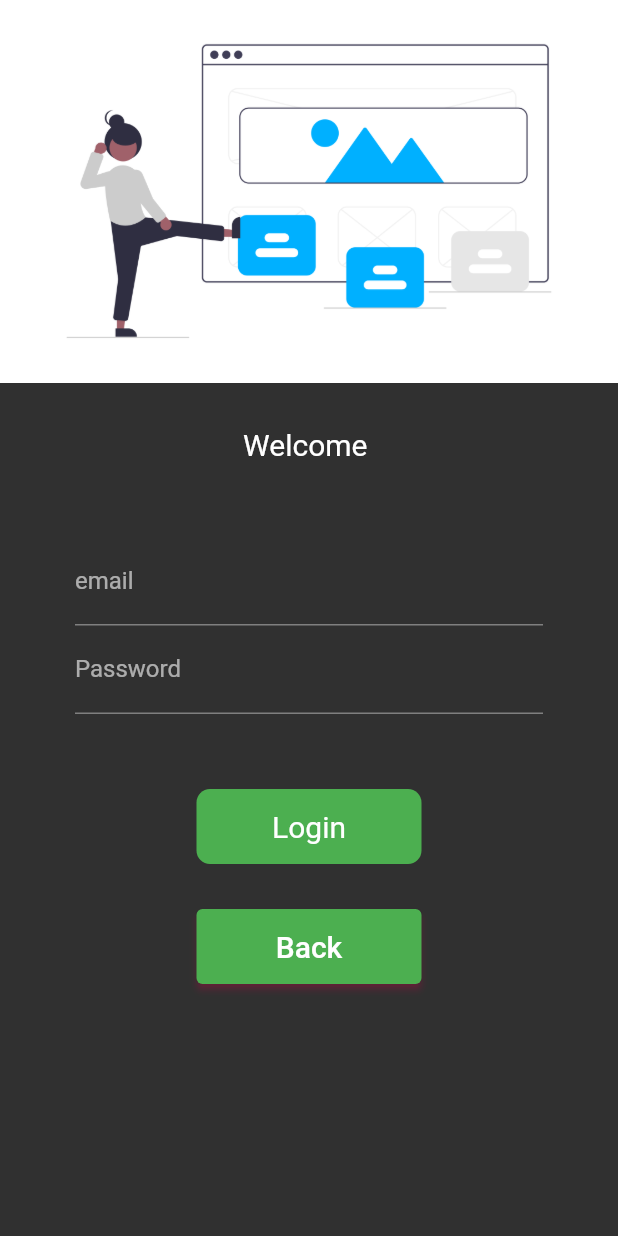
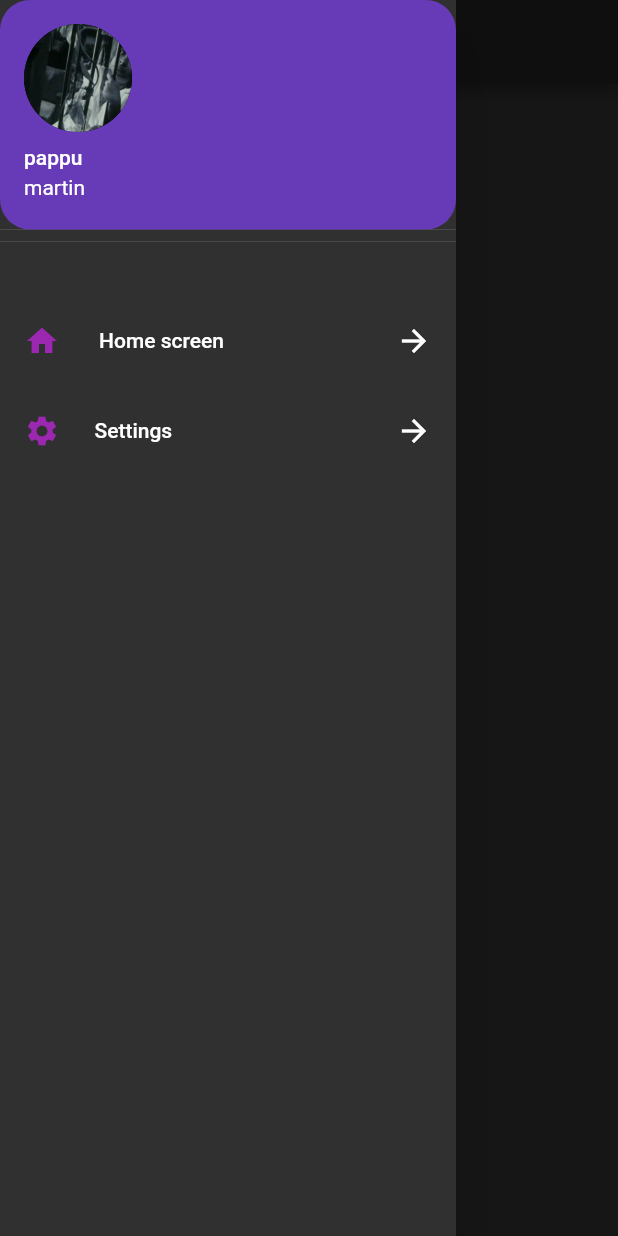
Before and after one commit to gaurav977bro/FlutterCatalogApp, a Flutter app: the screen it shows after launch, with the side drawer open (before the commit the screen has no drawer), on a phone screen of 412 x 824 dp. Run offline on Flutter 3.47's test engine with Material 2 defaults, Android fonts, the phone set to English and light mode, and no system bars.

Commit message:
drawer addition

```diff
--- a/myapp/lib/main.dart
+++ b/myapp/lib/main.dart
@@ -1,5 +1,5 @@
 import "package:flutter/material.dart";
-import "screens/StartPage.dart";
+
 import "screens/HomePage.dart";
 import "screens/LoginPage.dart";
 
@@ -13,11 +13,11 @@ class MyApp extends StatelessWidget {
   @override
   Widget build(BuildContext context) {
     return MaterialApp(
-        theme:
-            ThemeData(primarySwatch: Colors.green, brightness: Brightness.dark),
-        initialRoute: "/loginPage",
+        theme: ThemeData(
+            primarySwatch: Colors.purple, brightness: Brightness.dark),
+        debugShowCheckedModeBanner: false,
+        initialRoute: "/homePage",
         routes: {
-          "/startPage": (conext) => start(),
           "/loginPage": (conext) => login(),
           "/homePage": (conext) => home(),
         });
--- a/myapp/lib/screens/HomePage.dart
+++ b/myapp/lib/screens/HomePage.dart
@@ -1,4 +1,7 @@
 import 'package:flutter/material.dart';
+import 'package:myapp/widgets/Drawer.dart';
+
+
 import "LoginPage.dart";
 
 void main() {
@@ -13,34 +16,24 @@ class home extends StatelessWidget {
     return Scaffold(
         // APP BAR
         appBar: AppBar(
-          title:
-              Text("Catalog app", style: TextStyle(color: Colors.lightGreen)),
-        ),
+            centerTitle: true,
+            title: Text("Catalog App",
+                style: TextStyle(
+                  color: Colors.white,
+                  fontSize: 20,
+                ))),
         // HOME PAGE BODY
         body: Container(
-            ),
+            child: Center(
+                child: ElevatedButton(
+                    style: ElevatedButton.styleFrom(minimumSize: Size(150, 50)),
+                    child: Text("Exit"),
+                    onPressed: () {
+                      Navigator.push(context,
+                          MaterialPageRoute(builder: (context) => login()));
+                    }))),
 
         // DRAWER
-        drawer: Drawer(
-          child: SingleChildScrollView(
-              child: Column(
-            children: [
-              SizedBox(height: 100),
-              TextButton(
-                  child: ListTile(
-                    leading: Icon(Icons.settings),
-                    title: Text("Settings"),
-                    subtitle: Text("system settings"),
-                  ),
-                  onPressed: () {}),
-              ElevatedButton(
-                  child: Text("EXIT"),
-                  onPressed: () {
-                    Navigator.push(context,
-                        MaterialPageRoute(builder: (context) => login()));
-                  }),
-            ],
-          )),
-        ));
+        drawer: MyDrawer());
   }
 }
--- a/myapp/lib/screens/LoginPage.dart
+++ b/myapp/lib/screens/LoginPage.dart
@@ -1,5 +1,5 @@
 import "package:flutter/material.dart";
-import "StartPage.dart";
+
 import 'HomePage.dart';
 
 void main() {
@@ -19,6 +19,11 @@ class _loginState extends State<login> {
   final _formKey = GlobalKey<FormState>();
 
   moveNext(BuildContext context) async {
+    if (_formKey.currentState!.validate()) {
+      ScaffoldMessenger.of(context).showSnackBar(SnackBar(
+        content: Text("Processing"),
+        backgroundColor: Colors.green,
+      ));
       setState(() {
         tapped = true;
       });
@@ -29,6 +34,7 @@ class _loginState extends State<login> {
       setState(() {
         tapped = false;
       });
+    }
   }
 
   @override
@@ -53,13 +59,30 @@ class _loginState extends State<login> {
                     hintText: "email/number",
                     labelText: "email",
                   ),
+                  validator: (value) {
+                    if (value == null || value.isEmpty) {
+                      return "Please fill";
+                    }
+                    return null;
+                  },
                   cursorColor: Colors.pink,
                   cursorHeight: 25.0,
-                  onChanged: (value) {
+                  onChanged: (value) async {
+                    setState(() {
                       _name = value;
-                    setState(() {});
+                    });
                   }),
               TextFormField(
+                  validator: (value) {
+                    if (value == null || value.isEmpty) {
+                      return "Password cannot be empty";
+                    }
+
+                    if (value.length < 5) {
+                      return "Password must have 5 characters";
+                    }
+                    return null;
+                  },
                   decoration: InputDecoration(
                       hintText: "password", labelText: "Password"),
                   cursorColor: Colors.pink,
@@ -72,15 +95,15 @@ class _loginState extends State<login> {
             child: AnimatedContainer(
               child: Center(
                   child: tapped
-                      ? Icon(Icons.done)
+                      ? Icon(Icons.done, color: Colors.white)
                       : Text("Login",
                           style: TextStyle(color: Colors.white, fontSize: 20))),
               duration: Duration(seconds: 1),
-              width: tapped ? 50 : 150,
-              height: 50,
+              width: tapped ? 50 : 145,
+              height: 48,
               decoration: BoxDecoration(
-                borderRadius: BorderRadius.circular(9.0),
-                color: Colors.green,
+                borderRadius: BorderRadius.circular(5),
+                color: Colors.purple,
               ),
             ),
             onTap: () => moveNext(context)),
@@ -96,15 +119,8 @@ class _loginState extends State<login> {
         //   style: ElevatedButton.styleFrom(
         //       minimumSize: Size(150, 50), shadowColor: Colors.pink),
         // ),
-                  SizedBox(height: 30),
-                  ElevatedButton(
-                      child: Text("Back", style: TextStyle(fontSize: 20)),
-                      onPressed: () {
-              Navigator.push(
-                  context, MaterialPageRoute(builder: (context) => start()));
-                      },
-                      style: ElevatedButton.styleFrom(
-                minimumSize: Size(150, 50), shadowColor: Colors.pink))
+
+
       ]),
     )));
   }
--- /dev/null
+++ b/myapp/lib/widgets/Drawer.dart
@@ -0,0 +1,48 @@
+import "package:flutter/material.dart";
+import 'package:myapp/screens/HomePage.dart';
+
+void main() {
+  runApp(MyDrawer());
+}
+
+class MyDrawer extends StatelessWidget {
+  @override
+  Widget build(BuildContext context) {
+    return Drawer(
+        child: ListView(
+      children: [
+        DrawerHeader(
+            padding: EdgeInsets.zero,
+            child: UserAccountsDrawerHeader(
+                decoration: BoxDecoration(
+                  borderRadius: BorderRadius.circular(20),
+                  color: Colors.deepPurple,
+                ),
+                accountEmail: Text("martin"),
+                accountName: Text("pappu"),
+                currentAccountPicture: CircleAvatar(
+                    backgroundImage: AssetImage("assets/images/kammo.jpg")))),
+        SizedBox(height: 30),
+        ListTile(
+            onTap: () {
+              Navigator.push(
+                  context, MaterialPageRoute(builder: (context) => home()));
+            },
+            leading: Icon(Icons.home, color: Colors.purple),
+            title: Text("Home screen"),
+            horizontalTitleGap: 10,
+            trailing: Icon(Icons.arrow_forward)),
+        SizedBox(height: 4),
+        ListTile(
+            trailing: Icon(Icons.arrow_forward),
+            leading: Icon(Icons.settings, color: Colors.purple),
+            title: Text("Settings"),
+            selectedTileColor: Colors.red,
+            horizontalTitleGap: 7,
+            onTap: () {
+              Navigator.pop(context);
+            }),
+      ],
+    ));
+  }
+}
--- a/myapp/pubspec.yaml
+++ b/myapp/pubspec.yaml
@@ -47,7 +47,7 @@ flutter:
   # To add assets to your application, add an assets section, like this:
   assets:
     - assets/images/
-  #   - images/a_dot_ham.jpeg
+    # - images/a_dot_ham.jpeg
 
   # An image asset can refer to one or more resolution-specific "variants", see
   # https://flutter.dev/assets-and-images/#resolution-aware.
```
Also changed, not shown: myapp/lib/screens/StartPage.dart (deleted, +0 -68 lines), myapp/assets/images/kammo.jpg (added). Lines whose indentation alone changed are shown as unchanged.
